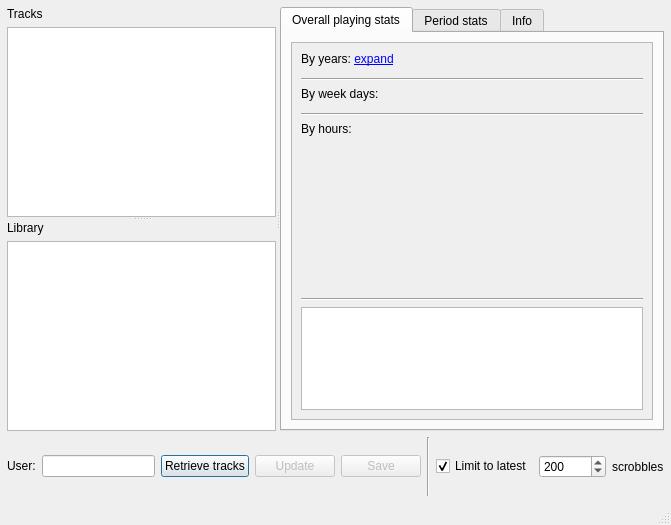
Qt form main.ui (MaurizioB/Lastats.fm) before a commit.
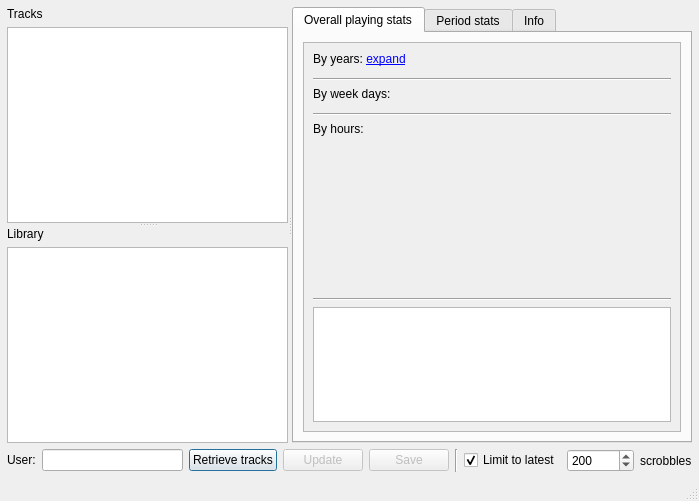
The same form after that commit. Custom widgets are drawn as their Qt base class.

Commit message: Retrieved tracks fix, README.md & requirements.txt The received tracks message box dialog should now correctly update according to the actual number of tracks that are being downloaded.

Diff of the .ui file:
```diff
--- a/main.ui
+++ b/main.ui
@@ -6,8 +6,8 @@
    <rect>
     <x>0</x>
     <y>0</y>
-    <width>671</width>
-    <height>525</height>
+    <width>699</width>
+    <height>501</height>
    </rect>
   </property>
   <property name="windowTitle">
@@ -129,6 +129,12 @@
     </item>
     <item row="0" column="0">
      <widget class="QSplitter" name="splitter_2">
+      <property name="sizePolicy">
+       <sizepolicy hsizetype="Expanding" vsizetype="MinimumExpanding">
+        <horstretch>0</horstretch>
+        <verstretch>0</verstretch>
+       </sizepolicy>
+      </property>
       <property name="orientation">
        <enum>Qt::Horizontal</enum>
       </property>
@@ -250,8 +256,8 @@
                 <rect>
                  <x>0</x>
                  <y>0</y>
-                 <width>344</width>
-                 <height>381</height>
+                 <width>359</width>
+                 <height>376</height>
                 </rect>
                </property>
                <layout class="QVBoxLayout" name="verticalLayout">
```
Left out of the diff: 10 changed lines with no effect on the pictures. The commit also changes 5 other files.
